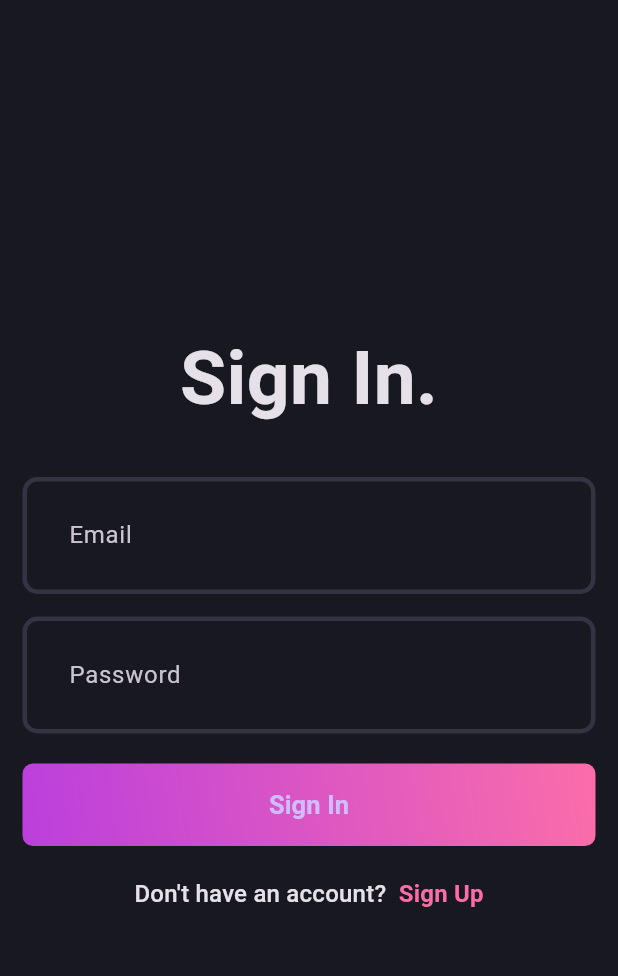
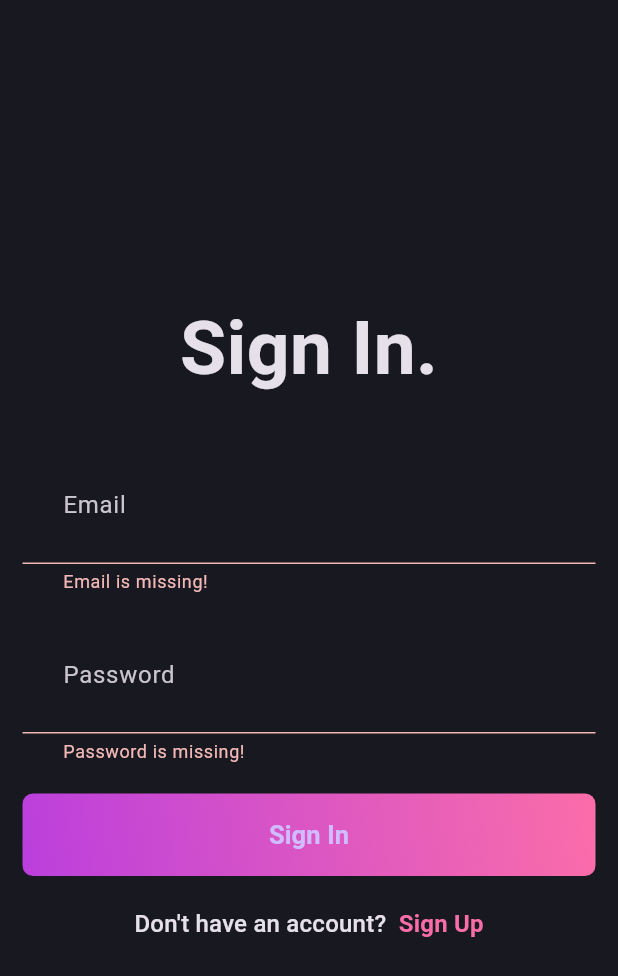
Before and after one commit to Ankit-Dhattarwal/flutter_bloc_clean_architecture, a Flutter app: the screen it shows after launch, after a tap on "Sign In", on a phone screen of 412 x 824 dp. Shown: the top 976 px of the screen. Run offline on Flutter 3.47's test engine with Material 3 defaults, Android fonts, the light colour scheme and no system bars; our stand-ins replace bloc, equatable, flutter_bloc, fpdart, get_it, supabase_flutter; accounts and stored records are empty.

Commit message:
complete for login also

```diff
--- /dev/null
+++ b/lib/features/auth/domain/usecases/user_login.dart
@@ -0,0 +1,23 @@
+import 'package:flutter_bloc_clean_architecture/core/error/failure.dart';
+import 'package:flutter_bloc_clean_architecture/core/usecase/usecase.dart';
+import 'package:flutter_bloc_clean_architecture/features/auth/domain/entities/user.dart';
+import 'package:flutter_bloc_clean_architecture/features/auth/domain/repository/auth_repository.dart';
+import 'package:fpdart/fpdart.dart';
+
+class UserLogin implements UseCase<User, UserLoginParams> {
+  final AuthRepository authRepository;
+  const UserLogin(this.authRepository);
+
+  @override
+  Future<Either<Failure, User>> call(UserLoginParams params) async {
+    return await authRepository.loginWithEmailAndPassword(
+        email: params.email, password: params.password);
+  }
+}
+
+class UserLoginParams {
+  final String email;
+  final String password;
+
+  const UserLoginParams({required this.email, required this.password});
+}
--- a/lib/features/auth/presentation/bloc/auth_bloc.dart
+++ b/lib/features/auth/presentation/bloc/auth_bloc.dart
@@ -1,24 +1,43 @@
 import 'package:flutter_bloc/flutter_bloc.dart';
+import 'package:flutter_bloc_clean_architecture/core/error/failure.dart';
+import 'package:flutter_bloc_clean_architecture/features/auth/domain/usecases/user_login.dart';
 import 'package:flutter_bloc_clean_architecture/features/auth/domain/usecases/user_sign_up.dart';
 import 'package:flutter_bloc_clean_architecture/features/auth/presentation/bloc/auth_event.dart';
 import 'package:flutter_bloc_clean_architecture/features/auth/presentation/bloc/auth_state.dart';
 
 class AuthBLoc extends Bloc<AuthEvent, AuthState> {
   final UserSignUp _userSignUp;
+  final UserLogin _userLogin;
+
   AuthBLoc({
     required UserSignUp userSignUp,
+    required UserLogin userLogin,
 
     /// --> here you can direct use AuthBloc(this._userSignUp) , but prefer named arguments.
   })  : _userSignUp = userSignUp,
+        _userLogin = userLogin,
         super(AuthInitial()) {
-    on<AuthSignUpEvent>((event, emit) async {
-      // _userSignUp.call(params);    --> _userSignUp();
+    on<AuthSignUpEvent>(_onAuthSignUp);
+    on<AuthLoginEvent>(_onAuthLogin);
+  }
 
-      emit(AuthLoading());
-    final res =  await  _userSignUp(UserSignUpParams(
-          email: event.email, password: event.password, name: event.name));
+  void _onAuthSignUp(AuthSignUpEvent event, Emitter<AuthState> emit) async {
+    // _userSignUp.call(params);    --> _userSignUp();
 
-    res.fold((l) => emit(AuthFailure(l.message)), (user) => emit(AuthSuccess(user)));  // here r is uid and l for failure
-    });
+    emit(AuthLoading());
+    final res = await _userSignUp(UserSignUpParams(
+        email: event.email, password: event.password, name: event.name));
+
+    res.fold((l) => emit(AuthFailure(l.message)),
+        (user) => emit(AuthSuccess(user))); // here r is uid and l for failure
+  }
+
+  void _onAuthLogin(AuthLoginEvent event, Emitter<AuthState> emit) async {
+    emit(AuthLoading());
+
+    final res = await _userLogin(
+        UserLoginParams(email: event.email, password: event.password));
+
+    res.fold((l) => emit(AuthFailure(l.message)), (user) => AuthSuccess(user));
   }
 }
--- a/lib/features/auth/presentation/bloc/auth_event.dart
+++ b/lib/features/auth/presentation/bloc/auth_event.dart
@@ -13,3 +13,13 @@
   AuthSignUpEvent({required this.email, required this.password, required this.name});
 
 }
+
+final class AuthLoginEvent extends AuthEvent{
+  final String email;
+  final String password;
+
+  AuthLoginEvent({
+    required this.email,
+    required this.password,
+});
+}
--- a/lib/features/auth/presentation/pages/login_page.dart
+++ b/lib/features/auth/presentation/pages/login_page.dart
@@ -1,5 +1,12 @@
 import 'package:flutter/material.dart';
+import 'package:flutter_bloc/flutter_bloc.dart';
+import 'package:flutter_bloc_clean_architecture/ankit-test/counter/counter_page.dart';
+import 'package:flutter_bloc_clean_architecture/core/common/widgets/loader.dart';
 import 'package:flutter_bloc_clean_architecture/core/theme/appColors.dart';
+import 'package:flutter_bloc_clean_architecture/core/utils/show_snackbar.dart';
+import 'package:flutter_bloc_clean_architecture/features/auth/presentation/bloc/auth_bloc.dart';
+import 'package:flutter_bloc_clean_architecture/features/auth/presentation/bloc/auth_event.dart';
+import 'package:flutter_bloc_clean_architecture/features/auth/presentation/bloc/auth_state.dart';
 import 'package:flutter_bloc_clean_architecture/features/auth/presentation/pages/signup_page.dart';
 import 'package:flutter_bloc_clean_architecture/features/auth/presentation/widgets/auth_field.dart';
 import 'package:flutter_bloc_clean_architecture/features/auth/presentation/widgets/auth_gradient_button.dart';
@@ -30,7 +37,17 @@
     return Scaffold(
       body: Padding(
         padding: const EdgeInsets.all(15),
-        child: Form(
+        child: BlocConsumer<AuthBLoc, AuthState>(
+          listener: (context, state){
+            if(state is AuthFailure){
+              showSnackBar(context, state.message);
+            }
+          },
+          builder: (context, state) {
+            if( state is AuthLoading){
+              return const Loader();
+            }
+          return Form(
             key: formKey,
             child: Column(
               mainAxisAlignment: MainAxisAlignment.center,
@@ -57,7 +74,19 @@
                 const SizedBox(
                   height: 20,
                 ),
-               AuthGradientButton(btnText: 'Sign In', onPressedCallback: () {  },),
+                AuthGradientButton(
+                  btnText: 'Sign In',
+                  onPressedCallback: () {
+                    if (formKey.currentState!.validate()) {
+                      context.read<AuthBLoc>().add(
+                            AuthLoginEvent(
+                              email: emailController.text.trim(),
+                              password: passwordController.text.trim(),
+                            ),
+                          );
+                    }
+                  },
+                ),
                 const SizedBox(
                   height: 20,
                 ),
@@ -85,6 +114,8 @@
                 ),
               ],
             ),
+          );
+          },
         ),
       ),
     );
--- a/lib/init_dependencies.dart
+++ b/lib/init_dependencies.dart
@@ -2,6 +2,7 @@
 import 'package:flutter_bloc_clean_architecture/features/auth/data/datasources/auth_remote_source.dart';
 import 'package:flutter_bloc_clean_architecture/features/auth/data/repository/auth_repository_impl.dart';
 import 'package:flutter_bloc_clean_architecture/features/auth/domain/repository/auth_repository.dart';
+import 'package:flutter_bloc_clean_architecture/features/auth/domain/usecases/user_login.dart';
 import 'package:flutter_bloc_clean_architecture/features/auth/domain/usecases/user_sign_up.dart';
 import 'package:flutter_bloc_clean_architecture/features/auth/presentation/bloc/auth_bloc.dart';
 import 'package:get_it/get_it.dart';
@@ -36,9 +37,17 @@
     ),
   );
 
+
+  serviceLocator.registerFactory(
+        () => UserLogin(
+      serviceLocator(),
+    ),
+  );
+
   serviceLocator.registerLazySingleton(
     () => AuthBLoc(
       userSignUp: serviceLocator(),
+      userLogin: serviceLocator(),
     ),
   );
 }
```
Also changed, not shown: lib/features/auth/data/datasources/auth_remote_source.dart (+10 -3 lines), lib/features/auth/data/repository/auth_repository_impl.dart (+24 -8 lines). Lines whose indentation alone changed are shown as unchanged.
